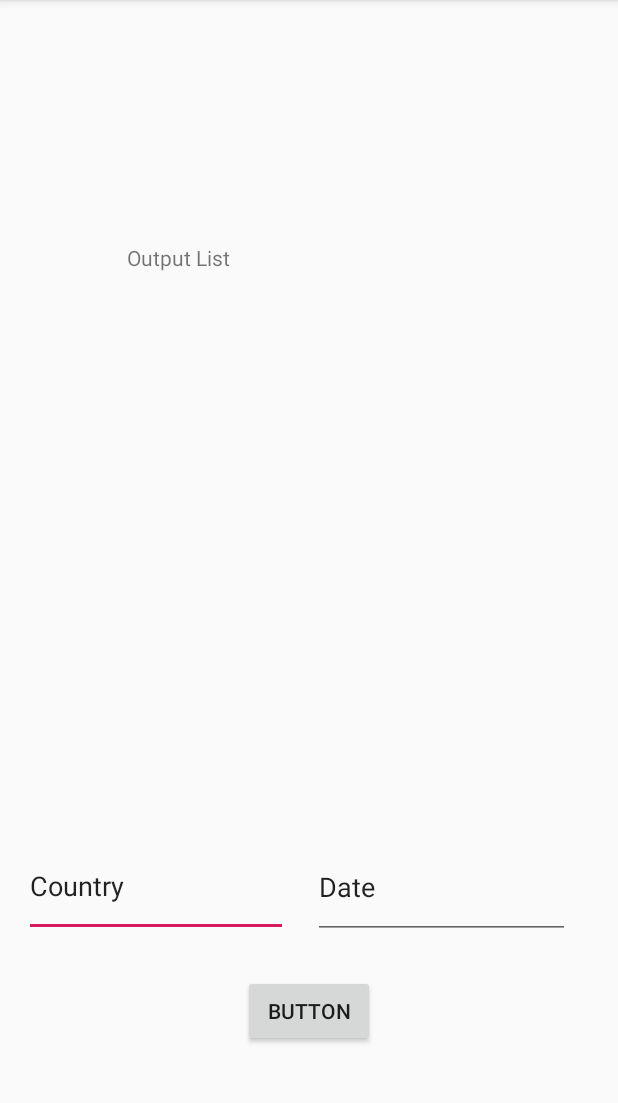
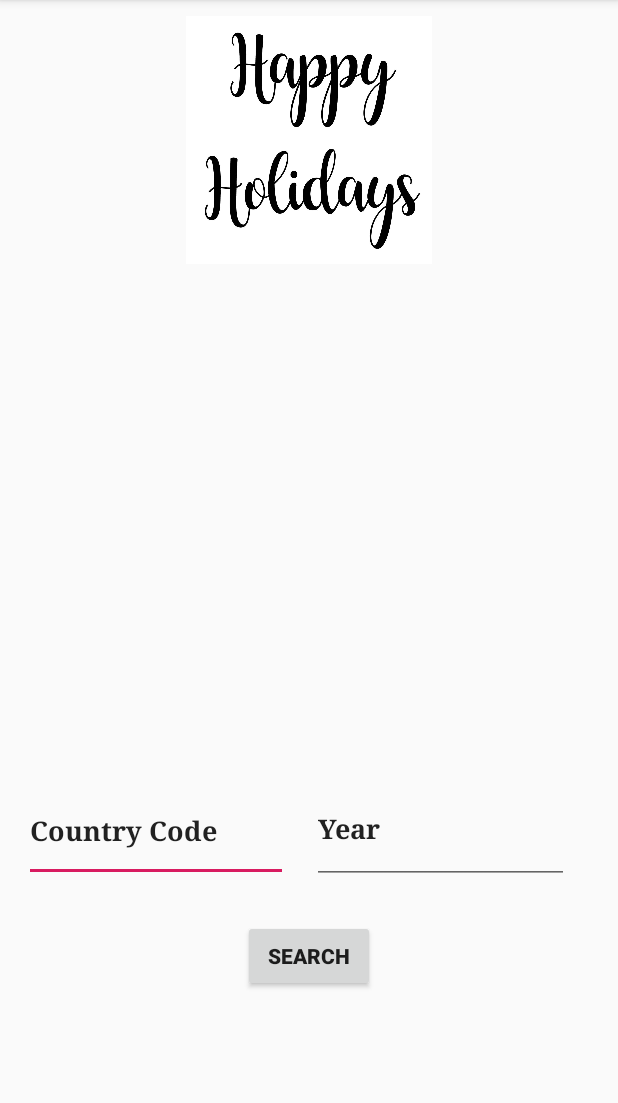
Before and after one commit to bmosely2/FinalProject, an Android app: the screen it shows after launch (MainActivity), on a phone screen of 412 x 824 dp, the part 84-1187 px from its top. Run offline under Robolectric (Android 15) with nearby library versions, the phone set to English and light mode, and no system bars; our stand-ins replace Volley.

Commit message:
made it prettier?

```diff
--- a/app/src/main/res/layout/activity_main.xml
+++ b/app/src/main/res/layout/activity_main.xml
@@ -16,18 +16,70 @@
         android:layout_marginEnd="162dp"
         android:layout_marginRight="162dp"
         android:layout_marginBottom="70dp"
-        android:text="Button"
+        android:text="Search"
+        android:textStyle="bold"
         app:layout_constraintBottom_toBottomOf="parent"
         app:layout_constraintEnd_toEndOf="parent"
         app:layout_constraintHorizontal_bias="1.0"
         app:layout_constraintStart_toStartOf="parent"
         app:layout_constraintTop_toTopOf="parent"
+        app:layout_constraintVertical_bias="0.0" />
+
+    <EditText
+        android:id="@+id/CountryInput"
+        android:layout_width="176dp"
+        android:layout_height="68dp"
+        android:layout_marginStart="16dp"
+        android:layout_marginLeft="16dp"
+        android:layout_marginBottom="25dp"
+        android:editable="true"
+        android:text="Country Code"
+        android:textStyle="bold"
+        android:typeface="serif"
+        app:layout_constraintBottom_toTopOf="@+id/button"
+        app:layout_constraintStart_toStartOf="parent" />
+
+    <TextView
+        android:id="@+id/Output"
+        android:layout_width="312dp"
+        android:layout_height="295dp"
+        android:layout_marginStart="50dp"
+        android:layout_marginLeft="50dp"
+        android:layout_marginEnd="50dp"
+        android:layout_marginRight="50dp"
+        android:textSize="18sp"
+        app:fontFamily="sans-serif-light"
+        app:layout_constraintEnd_toEndOf="parent"
+        app:layout_constraintHorizontal_bias="1.0"
+        app:layout_constraintStart_toStartOf="parent"
+        tools:layout_editor_absoluteY="165dp" />
+
+    <EditText
+        android:id="@+id/DateInput"
+        android:layout_width="171dp"
+        android:layout_height="73dp"
+        android:layout_marginStart="16dp"
+        android:layout_marginLeft="16dp"
+        android:layout_marginTop="53dp"
+        android:layout_marginEnd="32dp"
+        android:layout_marginRight="32dp"
+        android:layout_marginBottom="24dp"
+        android:editable="true"
+        android:inputType="number"
+        android:text="Year"
+        android:textStyle="bold"
+        android:typeface="serif"
+        app:layout_constraintBottom_toTopOf="@+id/button"
+        app:layout_constraintEnd_toEndOf="parent"
+        app:layout_constraintHorizontal_bias="0.0"
+        app:layout_constraintStart_toEndOf="@+id/CountryInput"
+        app:layout_constraintTop_toBottomOf="@+id/Output"
         app:layout_constraintVertical_bias="1.0" />
 
     <ImageView
         android:id="@+id/imageView4"
-        android:layout_width="wrap_content"
-        android:layout_height="wrap_content"
+        android:layout_width="240dp"
+        android:layout_height="165dp"
         android:layout_marginStart="141dp"
         android:layout_marginLeft="141dp"
         android:layout_marginTop="29dp"
@@ -38,56 +90,6 @@
         app:layout_constraintEnd_toEndOf="parent"
         app:layout_constraintStart_toStartOf="parent"
         app:layout_constraintTop_toTopOf="parent"
-        tools:srcCompat="@tools:sample/avatars[4]" />
-
-    <EditText
-        android:id="@+id/CountryInput"
-        android:layout_width="176dp"
-        android:layout_height="68dp"
-        android:layout_marginStart="16dp"
-        android:layout_marginLeft="16dp"
-        android:layout_marginTop="363dp"
-        android:layout_marginBottom="25dp"
-        android:editable="true"
-        android:text="Country"
-        app:layout_constraintBottom_toTopOf="@+id/button"
-        app:layout_constraintStart_toStartOf="parent"
-        app:layout_constraintTop_toBottomOf="@+id/imageView4"
-        app:layout_constraintVertical_bias="1.0" />
-
-    <TextView
-        android:id="@+id/Output"
-        android:layout_width="201dp"
-        android:layout_height="270dp"
-        android:layout_marginStart="84dp"
-        android:layout_marginLeft="84dp"
-        android:layout_marginTop="50dp"
-        android:layout_marginEnd="126dp"
-        android:layout_marginRight="126dp"
-        android:text="Output List"
-        app:layout_constraintEnd_toEndOf="parent"
-        app:layout_constraintHorizontal_bias="1.0"
-        app:layout_constraintStart_toStartOf="parent"
-        app:layout_constraintTop_toBottomOf="@+id/imageView4" />
-
-    <EditText
-        android:id="@+id/DateInput"
-        android:layout_width="171dp"
-        android:layout_height="69dp"
-        android:layout_marginStart="16dp"
-        android:layout_marginLeft="16dp"
-        android:layout_marginTop="53dp"
-        android:layout_marginEnd="32dp"
-        android:layout_marginRight="32dp"
-        android:layout_marginBottom="24dp"
-        android:editable="true"
-        android:inputType="number"
-        android:text="Date"
-        app:layout_constraintBottom_toTopOf="@+id/button"
-        app:layout_constraintEnd_toEndOf="parent"
-        app:layout_constraintHorizontal_bias="1.0"
-        app:layout_constraintStart_toEndOf="@+id/CountryInput"
-        app:layout_constraintTop_toBottomOf="@+id/Output"
-        app:layout_constraintVertical_bias="1.0" />
+        app:srcCompat="@drawable/abc" />
 
 </android.support.constraint.ConstraintLayout>
```
Also changed, not shown: app/src/main/res/drawable/abc.jpg (added).
